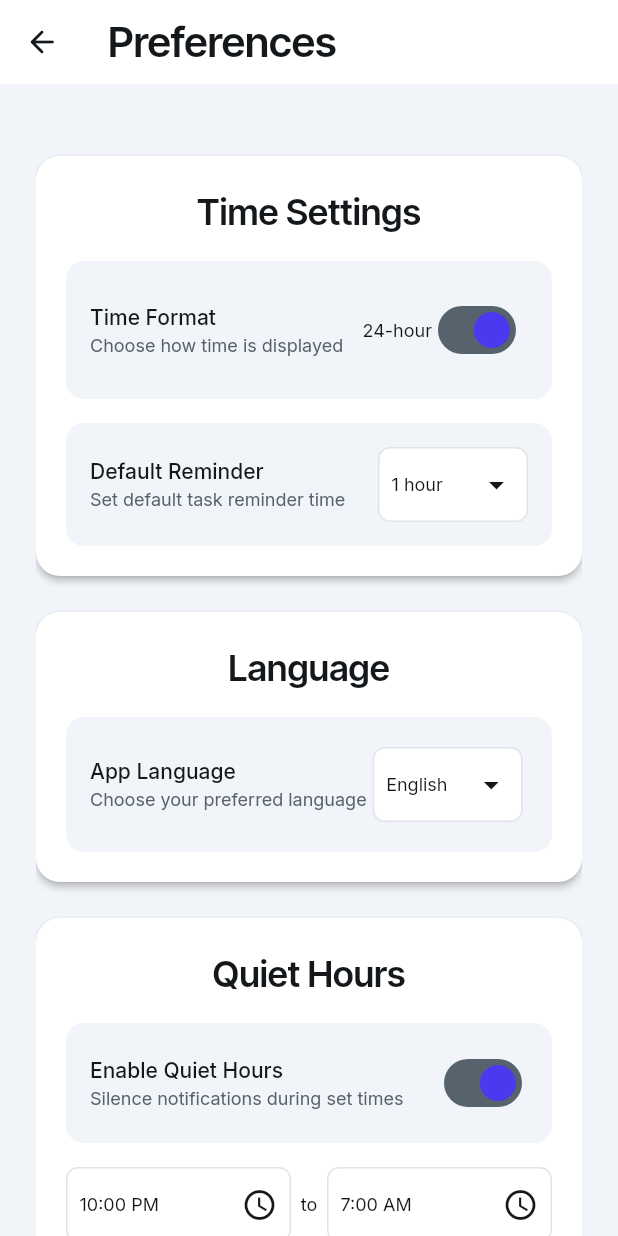
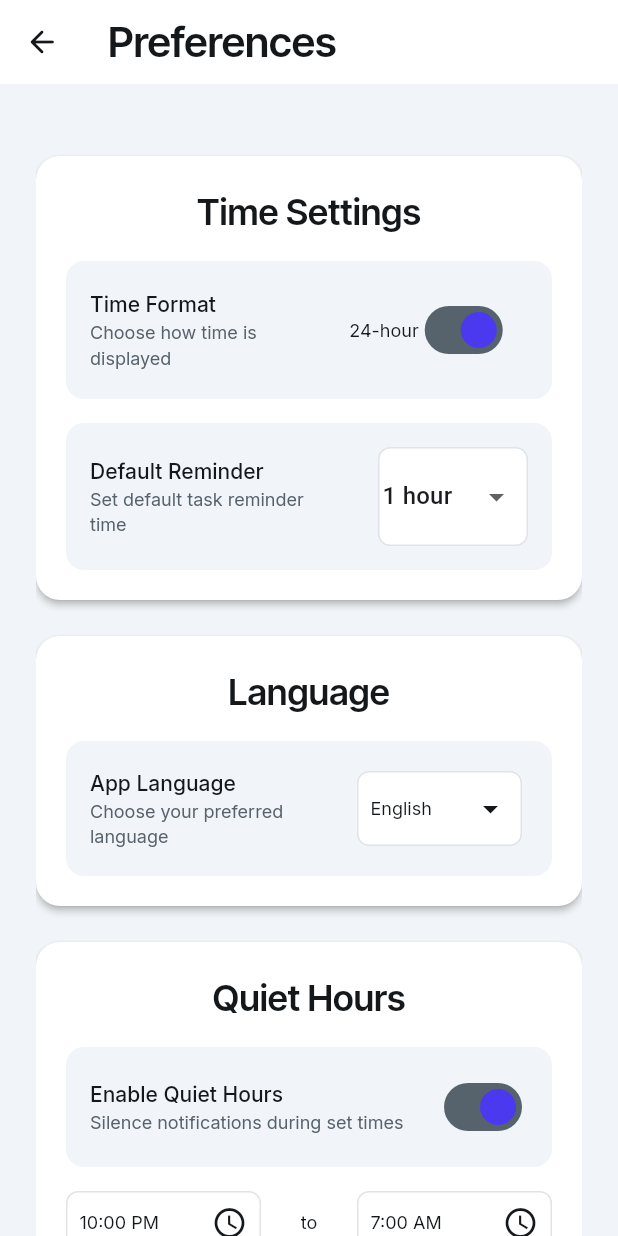
Before and after one commit to Najeeb-akh/pro_planner, a Flutter app: the PreferencePageWidget screen opened directly, on a phone screen of 412 x 824 dp. Run offline on Flutter 3.47's test engine with Material 3 defaults, Android fonts, the light colour scheme and no system bars; our stand-ins replace auto_size_text, firebase_core, firebase_database, font_awesome_flutter, from_css_color, go_router and 4 more; missing offline and left inert: json_path; accounts and stored records are empty; statements that could not run were skipped.

Commit message:
Update preference_page_widget.dart adam branch

```diff
--- a/lib/pages/preference_page/preference_page_widget.dart
+++ b/lib/pages/preference_page/preference_page_widget.dart
@@ -39,6 +39,7 @@ class _PreferencePageWidgetState extends State<PreferencePageWidget> {
     _model.switchValue1 = true;
     _model.switchValue2 = true;
     _model.switchValue3 = true;
+    _model.reminder = 60;
   }
 
   @override
@@ -152,7 +153,19 @@ class _PreferencePageWidgetState extends State<PreferencePageWidget> {
                                               ),
                                         ),
                                         Text(
-                                          'Choose how time is displayed',
+                                          'Choose how time is',
+                                          style: FlutterFlowTheme.of(context)
+                                              .bodySmall
+                                              .override(
+                                                fontFamily: 'Inter',
+                                                color:
+                                                    FlutterFlowTheme.of(context)
+                                                        .secondaryText,
+                                                letterSpacing: 0.0,
+                                              ),
+                                        ),
+                                        Text(
+                                          'displayed',
                                           style: FlutterFlowTheme.of(context)
                                               .bodySmall
                                               .override(
@@ -244,7 +257,19 @@ class _PreferencePageWidgetState extends State<PreferencePageWidget> {
                                               ),
                                         ),
                                         Text(
-                                          'Set default task reminder time',
+                                          'Set default task reminder',
+                                          style: FlutterFlowTheme.of(context)
+                                              .bodySmall
+                                              .override(
+                                                fontFamily: 'Inter',
+                                                color:
+                                                    FlutterFlowTheme.of(context)
+                                                        .secondaryText,
+                                                letterSpacing: 0.0,
+                                              ),
+                                        ),
+                                        Text(
+                                          'time',
                                           style: FlutterFlowTheme.of(context)
                                               .bodySmall
                                               .override(
@@ -257,6 +282,10 @@ class _PreferencePageWidgetState extends State<PreferencePageWidget> {
                                         ),
                                       ],
                                     ),
+                                    SingleChildScrollView(
+                                      scrollDirection: Axis.horizontal,
+                                      child: Row(
+                                        children: [
                                           Container(
                                             width: 100.0,
                                             decoration: BoxDecoration(
@@ -265,38 +294,56 @@ class _PreferencePageWidgetState extends State<PreferencePageWidget> {
                                               borderRadius:
                                                   BorderRadius.circular(8.0),
                                               border: Border.all(
-                                          color: FlutterFlowTheme.of(context)
+                                                color: FlutterFlowTheme.of(
+                                                        context)
                                                     .alternate,
                                                 width: 1.0,
                                               ),
                                             ),
                                             child: Padding(
-                                        padding: EdgeInsetsDirectional.fromSTEB(
-                                            8.0, 12.0, 8.0, 12.0),
-                                        child: Row(
-                                          mainAxisSize: MainAxisSize.max,
-                                          mainAxisAlignment:
-                                              MainAxisAlignment.spaceBetween,
-                                          children: [
-                                            Text(
-                                              '1 hour',
-                                              style:
-                                                  FlutterFlowTheme.of(context)
-                                                      .bodyMedium
-                                                      .override(
-                                                        fontFamily: 'Inter',
-                                                        letterSpacing: 0.0,
+                                              padding:
+                                                  EdgeInsetsDirectional.fromSTEB(
+                                                      2.0, 8.0, 8.0, 8.0),
+                                              child: DropdownButtonHideUnderline(
+                                                child: DropdownButton<int>(
+                                                  value: _model.reminder,
+                                                  onChanged: (int? newValue) {
+                                                    setState(() {
+                                                      _model.reminder =
+                                                          newValue!;
+                                                    });
+                                                  },
+                                                  items: <int>[10, 30, 60, 1440]
+                                                      .map<DropdownMenuItem<int>>(
+                                                          (int value) {
+                                                    String text;
+                                                    switch (value) {
+                                                      case 10:
+                                                        text = '10\nminutes';
+                                                        break;
+                                                      case 30:
+                                                        text = '30\nminutes';
+                                                        break;
+                                                      case 60:
+                                                        text = '1 hour';
+                                                        break;
+                                                      case 1440:
+                                                        text = '1 day';
+                                                        break;
+                                                      default:
+                                                        text =
+                                                            '$value minutes';
+                                                    }
+                                                    return DropdownMenuItem<int>(
+                                                      value: value,
+                                                      child: Text(text),
+                                                    );
+                                                  }).toList(),
                                                 ),
                                               ),
-                                            Icon(
-                                              Icons.arrow_drop_down,
-                                              color:
-                                                  FlutterFlowTheme.of(context)
-                                                      .primaryText,
-                                              size: 24.0,
+                                            ),
                                           ),
                                         ],
-                                        ),
                                       ),
                                     ),
                                   ].divide(SizedBox(width: 10.0)),
@@ -368,7 +415,19 @@ class _PreferencePageWidgetState extends State<PreferencePageWidget> {
                                               ),
                                         ),
                                         Text(
-                                          'Choose your preferred language',
+                                          'Choose your preferred',
+                                          style: FlutterFlowTheme.of(context)
+                                              .bodySmall
+                                              .override(
+                                                fontFamily: 'Inter',
+                                                color:
+                                                    FlutterFlowTheme.of(context)
+                                                        .secondaryText,
+                                                letterSpacing: 0.0,
+                                              ),
+                                        ),
+                                        Text(
+                                          'language',
                                           style: FlutterFlowTheme.of(context)
                                               .bodySmall
                                               .override(
@@ -384,7 +443,7 @@ class _PreferencePageWidgetState extends State<PreferencePageWidget> {
                                     Padding(
                                       padding: EdgeInsets.all(4.0),
                                       child: Container(
-                                        width: 100.0,
+                                        width: 110.0,
                                         decoration: BoxDecoration(
                                           color: FlutterFlowTheme.of(context)
                                               .secondaryBackground,
@@ -535,42 +594,51 @@ class _PreferencePageWidgetState extends State<PreferencePageWidget> {
                               mainAxisSize: MainAxisSize.max,
                               mainAxisAlignment: MainAxisAlignment.spaceBetween,
                               children: [
-                                Container(
-                                  width: 150.0,
+                                // Start Time Field
+                                GestureDetector(
+                                  onTap: () async {
+                                    TimeOfDay? pickedTime = await showTimePicker(
+                                      context: context,
+                                      initialTime: _model.startTime ?? TimeOfDay(hour: 22, minute: 0),
+                                    );
+                                    if (pickedTime != null) {
+                                      setState(() {
+                                        _model.startTime = pickedTime;
+                                      });
+                                    }
+                                  },
+                                  child: Container(
+                                    width: 130.0,
                                     decoration: BoxDecoration(
-                                    color: FlutterFlowTheme.of(context)
-                                        .secondaryBackground,
+                                      color: FlutterFlowTheme.of(context).secondaryBackground,
                                       borderRadius: BorderRadius.circular(8.0),
                                       border: Border.all(
-                                      color: FlutterFlowTheme.of(context)
-                                          .alternate,
+                                        color: FlutterFlowTheme.of(context).alternate,
                                         width: 1.0,
                                       ),
                                     ),
                                     child: Padding(
-                                    padding: EdgeInsetsDirectional.fromSTEB(
-                                        8.0, 12.0, 8.0, 12.0),
+                                      padding: EdgeInsetsDirectional.fromSTEB(8.0, 8.0, 8.0, 8.0),
                                       child: Row(
                                         mainAxisSize: MainAxisSize.max,
-                                      mainAxisAlignment:
-                                          MainAxisAlignment.spaceBetween,
+                                        mainAxisAlignment: MainAxisAlignment.spaceBetween,
                                         children: [
                                           Text(
-                                          '10:00 PM',
-                                          style: FlutterFlowTheme.of(context)
-                                              .bodyMedium
-                                              .override(
+                                            _model.startTime != null
+                                                ? _model.startTime!.format(context)
+                                                : '10:00 PM',
+                                            style: FlutterFlowTheme.of(context).bodyMedium.override(
                                                   fontFamily: 'Inter',
                                                   letterSpacing: 0.0,
                                                 ),
                                           ),
                                           Icon(
                                             Icons.access_time,
-                                          color: FlutterFlowTheme.of(context)
-                                              .primaryText,
+                                            color: FlutterFlowTheme.of(context).primaryText,
                                             size: 24.0,
                                           ),
                                         ],
+                                      ),
                                     ),
                                   ),
                                 ),
@@ -583,42 +651,51 @@ class _PreferencePageWidgetState extends State<PreferencePageWidget> {
                                         letterSpacing: 0.0,
                                       ),
                                 ),
-                                Container(
-                                  width: 150.0,
+                                // End Time Field
+                                GestureDetector(
+                                  onTap: () async {
+                                    TimeOfDay? pickedTime = await showTimePicker(
+                                      context: context,
+                                      initialTime: _model.endTime ?? TimeOfDay(hour: 7, minute: 0),
+                                    );
+                                    if (pickedTime != null) {
+                                      setState(() {
+                                        _model.endTime = pickedTime;
+                                      });
+                                    }
+                                  },
+                                  child: Container(
+                                    width: 130.0,
                                     decoration: BoxDecoration(
-                                    color: FlutterFlowTheme.of(context)
-                                        .secondaryBackground,
+                                      color: FlutterFlowTheme.of(context).secondaryBackground,
                                       borderRadius: BorderRadius.circular(8.0),
                                       border: Border.all(
-                                      color: FlutterFlowTheme.of(context)
-                                          .alternate,
+                                        color: FlutterFlowTheme.of(context).alternate,
                                         width: 1.0,
                                       ),
                                     ),
                                     child: Padding(
-                                    padding: EdgeInsetsDirectional.fromSTEB(
-                                        8.0, 12.0, 8.0, 12.0),
+                                      padding: EdgeInsetsDirectional.fromSTEB(8.0, 8.0, 8.0, 8.0),
                                       child: Row(
                                         mainAxisSize: MainAxisSize.max,
-                                      mainAxisAlignment:
-                                          MainAxisAlignment.spaceBetween,
+                                        mainAxisAlignment: MainAxisAlignment.spaceBetween,
                                         children: [
                                           Text(
-                                          '7:00 AM',
-                                          style: FlutterFlowTheme.of(context)
-                                              .bodyMedium
-                                              .override(
+                                            _model.endTime != null
+                                                ? _model.endTime!.format(context)
+                                                : '7:00 AM',
+                                            style: FlutterFlowTheme.of(context).bodyMedium.override(
                                                   fontFamily: 'Inter',
                                                   letterSpacing: 0.0,
                                                 ),
                                           ),
                                           Icon(
                                             Icons.access_time,
-                                          color: FlutterFlowTheme.of(context)
-                                              .primaryText,
+                                            color: FlutterFlowTheme.of(context).primaryText,
                                             size: 24.0,
                                           ),
                                         ],
+                                      ),
                                     ),
                                   ),
                                 ),
@@ -679,7 +756,7 @@ class _PreferencePageWidgetState extends State<PreferencePageWidget> {
                                           CrossAxisAlignment.start,
                                       children: [
                                         Text(
-                                          'Scheduled Dark Mode',
+                                          'Start Dark Mode',
                                           style: FlutterFlowTheme.of(context)
                                               .bodyLarge
                                               .override(
@@ -689,7 +766,19 @@ class _PreferencePageWidgetState extends State<PreferencePageWidget> {
                                               ),
                                         ),
                                         Text(
-                                          'Automatically adjust by dawn & sunrise',
+                                          'Automatically adjust by dawn',
+                                          style: FlutterFlowTheme.of(context)
+                                              .bodySmall
+                                              .override(
+                                                fontFamily: 'Inter',
+                                                color:
+                                                    FlutterFlowTheme.of(context)
+                                                        .secondaryText,
+                                                letterSpacing: 0.0,
+                                              ),
+                                        ),
+                                        Text(
+                                          '& sunrise',
                                           style: FlutterFlowTheme.of(context)
                                               .bodySmall
                                               .override(
```
Lines whose indentation alone changed are shown as unchanged.
